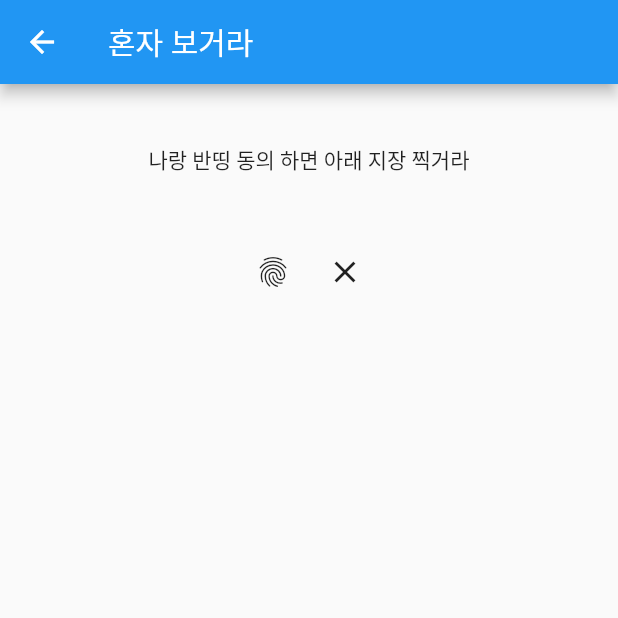
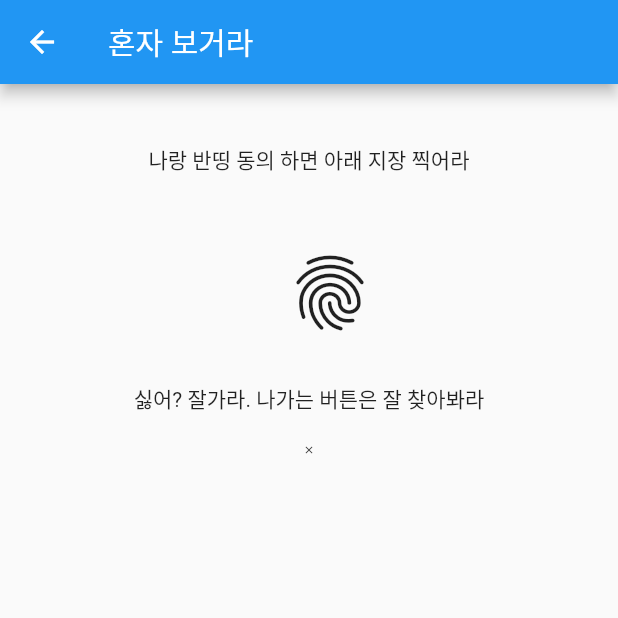
Before and after one commit to Lahili/lotto, a Flutter app: the screen it shows after launch, after a tap on "비트코인이론으로 로또블록체인 알려주마", on a phone screen of 412 x 824 dp, the top half of it. Run offline on Flutter 3.47's test engine with Material 2 defaults, Android fonts, the phone set to English and light mode, and no system bars.

Commit message:
관련지식을 테스트하는 기능 넣어볼까

```diff
--- a/lib/contractPage.dart
+++ b/lib/contractPage.dart
@@ -8,14 +8,14 @@ class ContractPage extends StatelessWidget {
   Widget build(BuildContext context) {
     return Scaffold(
       appBar: AppBar(title: const Text('혼자 보거라')),
-      body: Column(
+      body: Container(
+        width: double.infinity,
+        child: Column(
+          crossAxisAlignment: CrossAxisAlignment.center,
           children: [
             const SizedBox(height: 40),
-          const Text('나랑 반띵 동의 하면 아래 지장 찍거라'),
+            const Text('나랑 반띵 동의 하면 아래 지장 찍어라'),
             const SizedBox(height: 40),
-          Row(
-            mainAxisAlignment: MainAxisAlignment.center,
-            children: [
             IconButton(
               onPressed: () {
                 Navigator.push(
@@ -25,17 +25,18 @@ class ContractPage extends StatelessWidget {
                   ),
                 );
               },
-                icon: const Icon(Icons.fingerprint),
+              icon: const Icon(Icons.fingerprint,size: 60),
             ),
+            const SizedBox(height: 50,),
+            const Text('싫어? 잘가라. 나가는 버튼은 잘 찾아봐라'),
             IconButton(
               onPressed: () {
                 Navigator.pop(context);
               },
-                icon: const Icon(Icons.close),
+              icon: const Icon(Icons.close,size: 8),
             ),
           ],
         ),
-        ],
       ),
     );
   }
--- a/lib/main.dart
+++ b/lib/main.dart
@@ -15,46 +15,21 @@ class MyApp extends StatelessWidget {
       appBar: AppBar(title: const Text('초과학으로 로또번호 알려주마')),
       body: Column(
         mainAxisAlignment: MainAxisAlignment.spaceEvenly,
-        children: const [Bitcoin(), Btype(), HarryPotter(), Practal(), FlatEarth()],
+        children: const [
+          ScienButton(image: 'images/bitcoin.jpeg',text: ' 비트코인이론으로 로또블록체인 알려주마'),
+          ScienButton(image: 'images/btype.jpeg',text: ' 혈액형 성격이론이 로또 알려준다-단 RH-O형만'),
+          ScienButton(image:'images/harrypotter.jpeg', text: ' 아 브 라 카 로 또 마 자 라'),
+          ScienButton(image: 'images/germanium.png', text: ' 게르마늄 음이온의 힘으로 알려주마'),
+          ScienButton(image: 'images/flat_earth.jpeg',text: ' 평면지구이론으로 분석해서 로또 알려주마',)],
       ),
     );
   }
 }
 
-class Bitcoin extends StatelessWidget {
-  const Bitcoin({Key? key}) : super(key: key);
-
-  @override
-  Widget build(BuildContext context) {
-    return GestureDetector(
-      onTap: () {
-        print(' bitcoin got pressed');
-        Navigator.push(
-          context,
-          MaterialPageRoute(
-            builder: (context) => ContractPage(),
-          ),
-        );
-      },
-      child: Expanded(
-        child: Container(
-          color: Colors.green,
-          width: double.infinity,
-          height: 60,
-          margin: const EdgeInsets.symmetric(vertical: 10, horizontal: 20),
-          child: Row(children: [
-            Image.asset('images/bitcoin.jpeg'),
-            const Text(' 비트코인이론으로 로또블록체인 알려주마')
-          ]),
-
-        ),
-      ),
-    );
-  }
-}
-
-class Btype extends StatelessWidget {
-  const Btype({Key? key}) : super(key: key);
+class ScienButton extends StatelessWidget {
+  const ScienButton({Key? key, this.image, this.text}) : super(key: key);
+  final image;
+  final text;
 
   @override
   Widget build(BuildContext context) {
@@ -75,8 +50,8 @@ class Btype extends StatelessWidget {
           margin: const EdgeInsets.symmetric(vertical: 10, horizontal: 20),
           child: Row(
             children: [
-              Image.asset('images/btype.jpeg'),
-              const Text(' 혈액형 성격이론이 로또 알려준다-단 RH-O형만'),
+              Image.asset('$image'),
+              Text(text),
             ],
           ),
         ),
@@ -84,99 +59,3 @@ class Btype extends StatelessWidget {
     );
   }
 }
-
-class HarryPotter extends StatelessWidget {
-  const HarryPotter({Key? key}) : super(key: key);
-
-  @override
-  Widget build(BuildContext context) {
-    return GestureDetector(
-      onTap: () {
-        Navigator.push(
-          context,
-          MaterialPageRoute(
-            builder: (context) => ContractPage(),
-          ),
-        );
-      },
-      child: Expanded(
-        child: Container(
-          color: Colors.green,
-          width: double.infinity,
-          height: 60,
-          margin: const EdgeInsets.symmetric(vertical: 10, horizontal: 20),
-          child: Row(
-            children: [
-              Image.asset('images/harrypotter.jpeg'),
-              const Text(' 아 브 라 카 로 또 마 자 라'),
-            ],
-          ),
-        ),
-      ),
-    );
-  }
-}
-
-class Practal extends StatelessWidget {
-  const Practal({Key? key}) : super(key: key);
-
-  @override
-  Widget build(BuildContext context) {
-    return GestureDetector(
-      onTap: () {
-        Navigator.push(
-          context,
-          MaterialPageRoute(
-            builder: (context) => ContractPage(),
-          ),
-        );
-      },
-      child: Expanded(
-        child: Container(
-          color: Colors.green,
-          width: double.infinity,
-          height: 60,
-          margin: const EdgeInsets.symmetric(vertical: 10, horizontal: 20),
-          child: Row(
-            children: [
-              Image.asset('images/germanium.png'),
-              const Text(' 게르마늄 음이온의 힘으로 알려주마'),
-            ],
-          ),
-        ),
-      ),
-    );
-  }
-}
-
-class FlatEarth extends StatelessWidget {
-  const FlatEarth({Key? key}) : super(key: key);
-
-  @override
-  Widget build(BuildContext context) {
-    return GestureDetector(
-      onTap: () {
-        Navigator.push(
-          context,
-          MaterialPageRoute(
-            builder: (context) => ContractPage(),
-          ),
-        );
-      },
-      child: Expanded(
-        child: Container(
-          color: Colors.green,
-          width: double.infinity,
-          height: 60,
-          margin: const EdgeInsets.symmetric(vertical: 10, horizontal: 20),
-          child: Row(
-            children: [
-              Image.asset('images/flat_earth.jpeg'),
-              const Text(' 평면지구이론으로 분석해서 로또 알려주마'),
-            ],
-          ),
-        ),
-      ),
-    );
-  }
-}
--- a/lib/resultPage.dart
+++ b/lib/resultPage.dart
@@ -22,7 +22,7 @@ class ResultPage extends StatelessWidget {
   Widget build(BuildContext context) {
     getLottoNum();
     return Scaffold(
-      appBar: AppBar(title: const Text('아무도 알려주지 마라')),
+      appBar: AppBar(title: const Text('너만 몰래 봐라')),
       body: Column(
         children: [
           const SizedBox(height: 100),
@@ -46,7 +46,8 @@ class ResultPage extends StatelessWidget {
         child: SizedBox(
           height: 60,
           child: GestureDetector(
-            onTap: () {Navigator.push(
+            onTap: () {
+              Navigator.push(
               context,
               MaterialPageRoute(
                 builder: (context) => MyApp(),
--- /dev/null
+++ b/lib/testPage.dart
@@ -0,0 +1 @@
+import 'package:flutter/material.dart';
```
Lines whose indentation alone changed are shown as unchanged.
